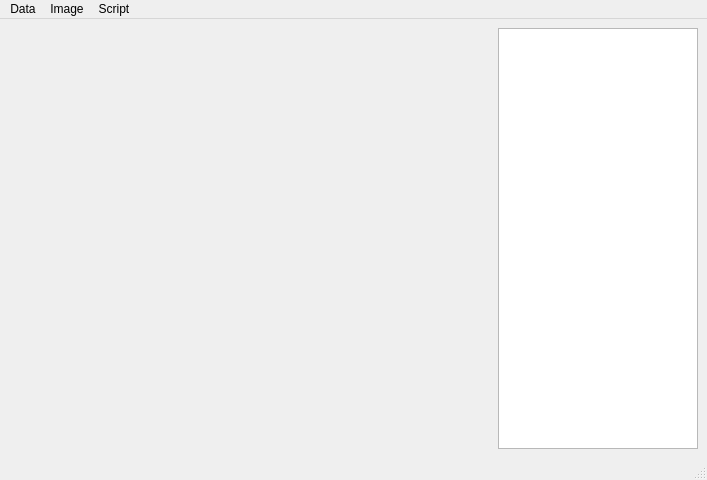
Before: the Qt Designer form satkit/qt_annotator.ui in giuthas/satkit, drawn with Qt 5.
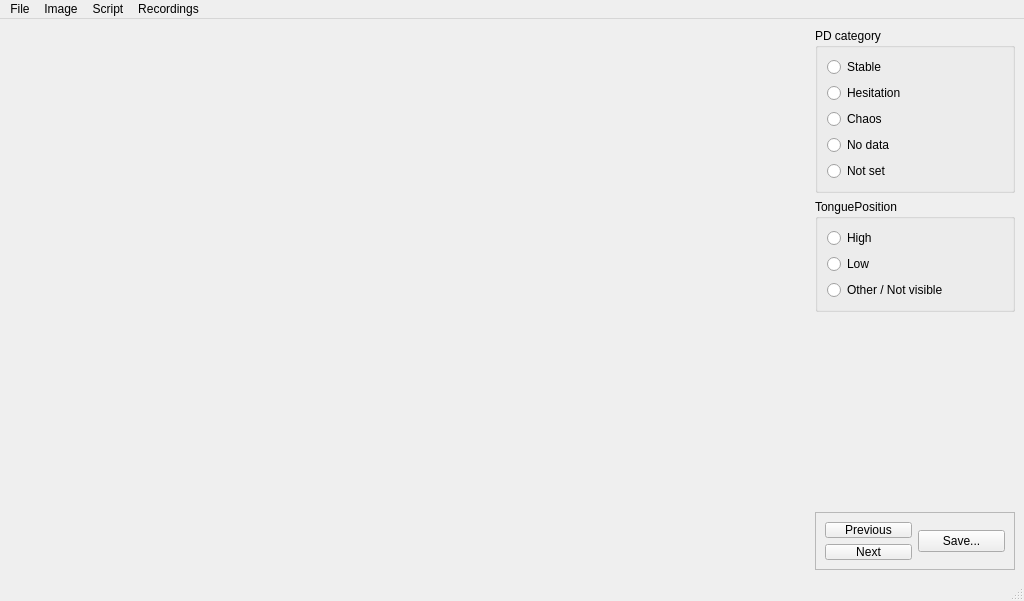
After: the same form once the commit is applied.

Commit message: Qt based annotator which is able to open a window before crashing.

Diff of the .ui file:
```diff
--- a/satkit/qt_annotator.ui
+++ b/satkit/qt_annotator.ui
@@ -6,8 +6,8 @@
    <rect>
     <x>0</x>
     <y>0</y>
-    <width>707</width>
-    <height>480</height>
+    <width>1024</width>
+    <height>601</height>
    </rect>
   </property>
   <property name="windowTitle">
@@ -27,19 +27,227 @@
      </widget>
     </item>
     <item>
-     <widget class="QListWidget" name="mplfigs">
+     <widget class="QFrame" name="button_organiser">
       <property name="sizePolicy">
-       <sizepolicy hsizetype="Maximum" vsizetype="Expanding">
+       <sizepolicy hsizetype="Minimum" vsizetype="Preferred">
         <horstretch>0</horstretch>
         <verstretch>0</verstretch>
        </sizepolicy>
       </property>
+      <property name="minimumSize">
+       <size>
+        <width>200</width>
+        <height>0</height>
+       </size>
+      </property>
       <property name="maximumSize">
        <size>
         <width>200</width>
         <height>16777215</height>
        </size>
       </property>
+      <layout class="QVBoxLayout" name="verticalLayout_3">
+       <property name="leftMargin">
+        <number>0</number>
+       </property>
+       <property name="topMargin">
+        <number>0</number>
+       </property>
+       <property name="rightMargin">
+        <number>0</number>
+       </property>
+       <property name="bottomMargin">
+        <number>0</number>
+       </property>
+       <item>
+        <widget class="QGroupBox" name="groupBox">
+         <property name="title">
+          <string>PD category</string>
+         </property>
+         <layout class="QVBoxLayout" name="verticalLayout_4">
+          <item>
+           <widget class="QRadioButton" name="categoryRB_1">
+            <property name="autoFillBackground">
+             <bool>false</bool>
+            </property>
+            <property name="text">
+             <string>Stable</string>
+            </property>
+           </widget>
+          </item>
+          <item>
+           <widget class="QRadioButton" name="categoryRB_3">
+            <property name="autoFillBackground">
+             <bool>false</bool>
+            </property>
+            <property name="text">
+             <string>Hesitation</string>
+            </property>
+           </widget>
+          </item>
+          <item>
+           <widget class="QRadioButton" name="categoryRB_2">
+            <property name="autoFillBackground">
+             <bool>false</bool>
+            </property>
+            <property name="text">
+             <string>Chaos</string>
+            </property>
+           </widget>
+          </item>
+          <item>
+           <widget class="QRadioButton" name="categoryRB_4">
+            <property name="autoFillBackground">
+             <bool>false</bool>
+            </property>
+            <property name="text">
+             <string>No data</string>
+            </property>
+           </widget>
+          </item>
+          <item>
+           <widget class="QRadioButton" name="categoryRB_5">
+            <property name="autoFillBackground">
+             <bool>false</bool>
+            </property>
+            <property name="text">
+             <string>Not set</string>
+            </property>
+           </widget>
+          </item>
+         </layout>
+        </widget>
+       </item>
+       <item>
+        <widget class="QGroupBox" name="groupBox_2">
+         <property name="title">
+          <string>TonguePosition</string>
+         </property>
+         <layout class="QVBoxLayout" name="verticalLayout_5">
+          <item>
+           <widget class="QRadioButton" name="positionRB_1">
+            <property name="autoFillBackground">
+             <bool>false</bool>
+            </property>
+            <property name="text">
+             <string>High</string>
+            </property>
+            <attribute name="buttonGroup">
+             <string notr="true">tonguePositionRBs</string>
+            </attribute>
+           </widget>
+          </item>
+          <item>
+           <widget class="QRadioButton" name="positionRB_2">
+            <property name="autoFillBackground">
+             <bool>false</bool>
+            </property>
+            <property name="text">
+             <string>Low</string>
+            </property>
+            <attribute name="buttonGroup">
+             <string notr="true">tonguePositionRBs</string>
+            </attribute>
+           </widget>
+          </item>
+          <item>
+           <widget class="QRadioButton" name="positionRB_3">
+            <property name="autoFillBackground">
+             <bool>false</bool>
+            </property>
+            <property name="text">
+             <string>Other / Not visible</string>
+            </property>
+            <attribute name="buttonGroup">
+             <string notr="true">tonguePositionRBs</string>
+            </attribute>
+           </widget>
+          </item>
+         </layout>
+        </widget>
+       </item>
+       <item>
+        <widget class="QWidget" name="ultrasoundFrame" native="true">
+         <property name="sizePolicy">
+          <sizepolicy hsizetype="Preferred" vsizetype="Fixed">
+           <horstretch>0</horstretch>
+           <verstretch>0</verstretch>
+          </sizepolicy>
+         </property>
+         <property name="minimumSize">
+          <size>
+           <width>160</width>
+           <height>160</height>
+          </size>
+         </property>
+         <layout class="QVBoxLayout" name="verticalLayout_6"/>
+        </widget>
+       </item>
+       <item>
+        <spacer name="verticalSpacer">
+         <property name="orientation">
+          <enum>Qt::Vertical</enum>
+         </property>
+         <property name="sizeHint" stdset="0">
+          <size>
+           <width>20</width>
+           <height>40</height>
+          </size>
+         </property>
+        </spacer>
+       </item>
+       <item>
+        <widget class="QFrame" name="frame">
+         <property name="sizePolicy">
+          <sizepolicy hsizetype="Minimum" vsizetype="Maximum">
+           <horstretch>0</horstretch>
+           <verstretch>0</verstretch>
+          </sizepolicy>
+         </property>
+         <property name="minimumSize">
+          <size>
+           <width>160</width>
+           <height>50</height>
+          </size>
+         </property>
+         <property name="maximumSize">
+          <size>
+           <width>200</width>
+           <height>16777215</height>
+          </size>
+         </property>
+         <property name="frameShape">
+          <enum>QFrame::StyledPanel</enum>
+         </property>
+         <property name="frameShadow">
+          <enum>QFrame::Raised</enum>
+         </property>
+         <layout class="QGridLayout" name="gridLayout">
+          <item row="1" column="0">
+           <widget class="QPushButton" name="nextButton">
+            <property name="text">
+             <string>Next</string>
+            </property>
+           </widget>
+          </item>
+          <item row="0" column="0">
+           <widget class="QPushButton" name="prevButton">
+            <property name="text">
+             <string>Previous</string>
+            </property>
+           </widget>
+          </item>
+          <item row="0" column="1" rowspan="2">
+           <widget class="QPushButton" name="saveButton">
+            <property name="text">
+             <string>Save...</string>
+            </property>
+           </widget>
+          </item>
+         </layout>
+        </widget>
+       </item>
+      </layout>
      </widget>
     </item>
    </layout>
@@ -49,13 +257,13 @@
     <rect>
      <x>0</x>
      <y>0</y>
-     <width>707</width>
+     <width>1024</width>
      <height>22</height>
     </rect>
    </property>
    <widget class="QMenu" name="menuFile">
     <property name="title">
-     <string>Data</string>
+     <string>File</string>
     </property>
     <addaction name="actionOpen"/>
     <addaction name="actionSave_2"/>
@@ -75,9 +283,17 @@
     <addaction name="actionShow_interpreter"/>
     <addaction name="actionRun_file"/>
    </widget>
+   <widget class="QMenu" name="menuRecordings">
+    <property name="title">
+     <string>Recordings</string>
+    </property>
+    <addaction name="actionNext"/>
+    <addaction name="actionPrevious"/>
+   </widget>
    <addaction name="menuFile"/>
    <addaction name="menuImage"/>
    <addaction name="menuScript"/>
+   <addaction name="menuRecordings"/>
   </widget>
   <widget class="QStatusBar" name="statusbar"/>
   <action name="actionNew">
```
Left out of the diff: 38 changed lines with no effect on the pictures. The commit also changes 1 other file.
